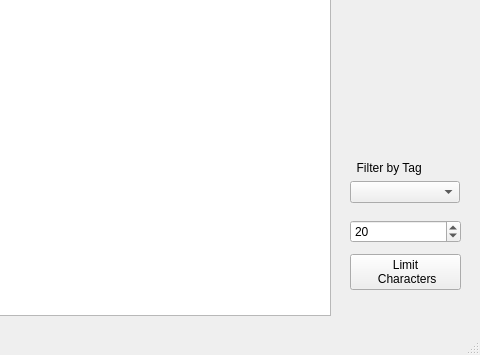
The window that mainwindow.ui (brennanafrank/EasyDraft) describes before a commit, drawn with Qt 5; both pictures show x 390 to 870 and y 245 to 600 of the 870 by 600 pixel window.
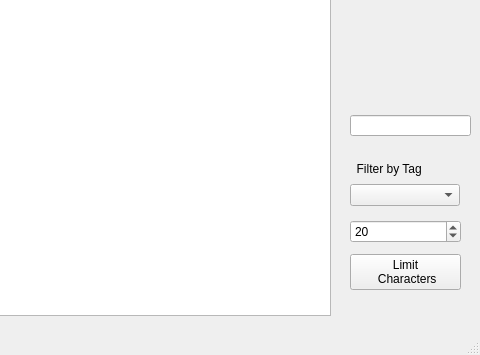
The same window after the commit. Icons and pictures are not drawn.

Commit message: add search feature

```diff
--- a/mainwindow.ui
+++ b/mainwindow.ui
@@ -99,7 +99,7 @@
         <x>740</x>
         <y>390</y>
         <width>110</width>
-        <height>58</height>
+        <height>61</height>
        </rect>
       </property>
       <layout class="QVBoxLayout" name="verticalLayout_3">
@@ -127,6 +127,16 @@
        </item>
       </layout>
      </widget>
+     <widget class="QLineEdit" name="searchLineEdit">
+      <property name="geometry">
+       <rect>
+        <x>740</x>
+        <y>360</y>
+        <width>121</width>
+        <height>21</height>
+       </rect>
+      </property>
+     </widget>
     </widget>
     <widget class="QWidget" name="page_3">
      <widget class="QLabel" name="label">
```
The commit also changes 2 other files.
